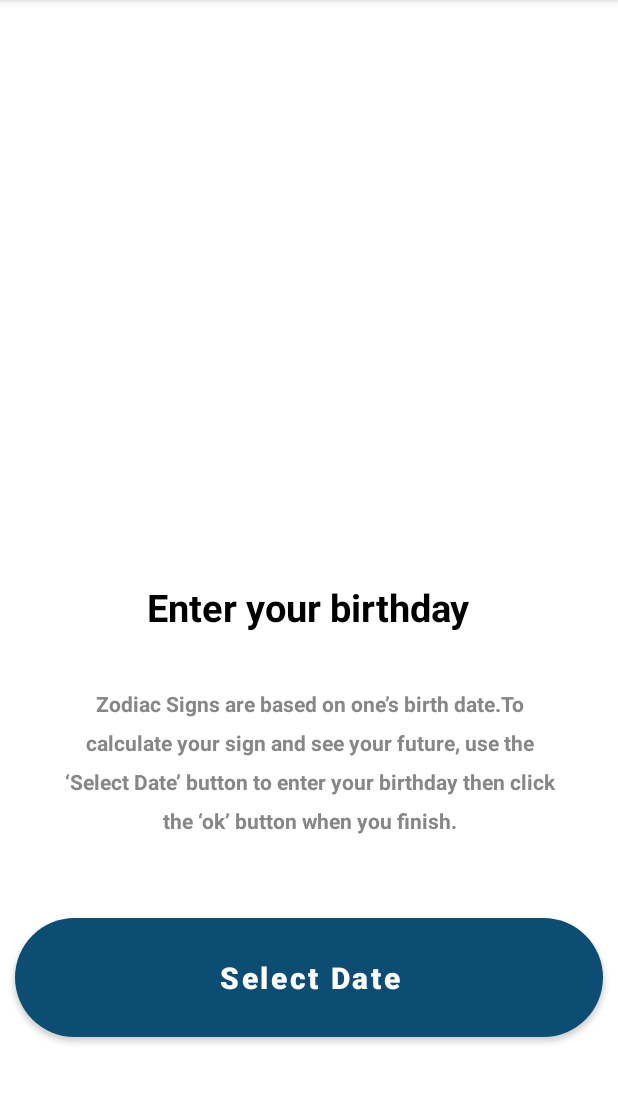
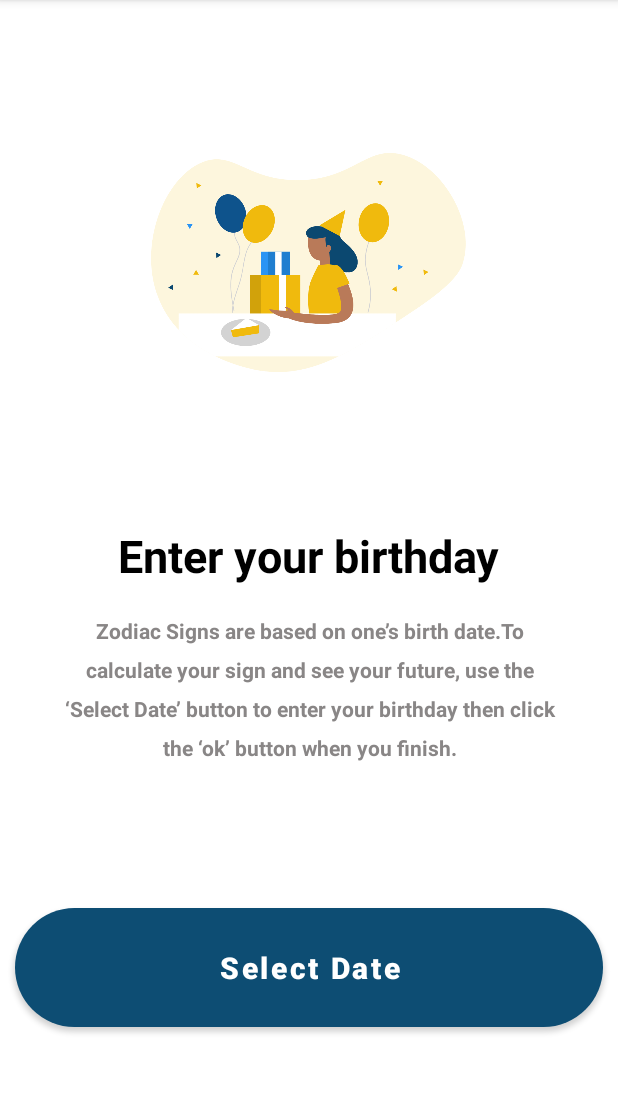
Before and after one commit to sanlb3/AstrologyApplication, an Android app: the DateActivity screen opened directly, with no data from a screen before it, on a phone screen of 412 x 824 dp, the part 84-1187 px from its top. Run offline under Robolectric (Android 15) with nearby library versions, the phone set to English and light mode, and no system bars.

Commit message:
Fixed Minor UI Bugs

```diff
--- a/app/src/main/res/layout/activity_date.xml
+++ b/app/src/main/res/layout/activity_date.xml
@@ -1,41 +1,33 @@
 <?xml version="1.0" encoding="utf-8"?>
 <androidx.constraintlayout.widget.ConstraintLayout xmlns:android="http://schemas.android.com/apk/res/android"
-    xmlns:tools="http://schemas.android.com/tools"
     android:layout_width="match_parent"
-    android:layout_height="match_parent"
-    xmlns:app="http://schemas.android.com/apk/res-auto">
+    android:layout_height="match_parent">
 
     <LinearLayout
         android:id="@+id/horoscope_calc"
+        android:layout_height="match_parent"
         android:layout_width="match_parent"
-        android:layout_height="wrap_content"
-        android:gravity="center_horizontal"
-        android:orientation="vertical"
-        app:layout_constraintTop_toTopOf="parent">
-
+        android:orientation="vertical">
 
         <ImageView
             android:id="@+id/imageBirthdayOne"
             android:layout_width="350dp"
             android:layout_height="350dp"
-            tools:src="@drawable/birthday" />
+            android:layout_gravity="center"
+            android:src="@drawable/birthday"/>
 
         <TextView
             android:id="@+id/txtEnter_birthday"
             android:layout_width="wrap_content"
             android:layout_height="wrap_content"
-            android:layout_marginStart="65dp"
-            android:layout_marginTop="37dp"
-            android:layout_marginEnd="65dp"
-            android:layout_marginBottom="37dp"
-            android:ellipsize="end"
-            android:lineSpacingExtra="1dp"
-            android:singleLine="true"
+            android:layout_gravity="center"
+            android:layout_marginStart="46dp"
+            android:layout_marginEnd="46dp"
+            android:layout_marginBottom="20dp"
             android:text="@string/msg_enter_your_birt"
             android:textColor="@color/black"
-            android:textSize="25sp"
-            android:textStyle="bold"
-            tools:text="@string/msg_enter_your_birt" />
+            android:textSize="30sp"
+            android:textStyle="bold" />
 
         <TextView
             android:id="@+id/txtCalc_description"
@@ -47,38 +39,34 @@
             android:lineSpacingExtra="10dp"
             android:text="@string/msg_zodiac_signs_ar"
             android:textColor="#898686"
-            android:textStyle="normal|bold"
-            tools:text="@string/msg_zodiac_signs_ar" />
+            android:textStyle="normal|bold"/>
 
         <TextView
             android:id="@+id/text_view_date_1"
             android:layout_width="wrap_content"
             android:layout_height="wrap_content"
-            android:padding="20dp"
-            android:textSize="10dp" />
+            android:layout_gravity="center"
+            android:padding="10dp"
+            android:textSize="20dp" />
 
         <Button
             android:id="@+id/btnSelectDate"
             android:layout_width="match_parent"
             android:layout_height="wrap_content"
             android:layout_marginStart="10dp"
-            android:layout_marginTop="1dp"
+            android:layout_marginTop="50dp"
             android:layout_marginEnd="10dp"
             android:layout_marginBottom="20dp"
             android:background="@drawable/rounded_corner"
-            android:ellipsize="end"
             android:gravity="center"
-            android:lineSpacingExtra="1dp"
             android:paddingStart="30dp"
             android:paddingTop="20dp"
             android:paddingEnd="30dp"
             android:paddingBottom="20dp"
-            android:singleLine="true"
             android:text="@string/lbl_select_date"
             android:textAllCaps="false"
             android:textSize="20sp"
-            android:textStyle="bold"
-            tools:text="@string/lbl_select_date" />
+            android:textStyle="bold"/>
     </LinearLayout>
 
 </androidx.constraintlayout.widget.ConstraintLayout>
--- a/app/src/main/res/layout/list_item_sign.xml
+++ b/app/src/main/res/layout/list_item_sign.xml
@@ -1,6 +1,5 @@
 <?xml version="1.0" encoding="utf-8"?>
-<androidx.constraintlayout.widget.ConstraintLayout
-    xmlns:android="http://schemas.android.com/apk/res/android"
+<androidx.constraintlayout.widget.ConstraintLayout xmlns:android="http://schemas.android.com/apk/res/android"
     xmlns:app="http://schemas.android.com/apk/res-auto"
     xmlns:tools="http://schemas.android.com/tools"
     android:layout_width="match_parent"
@@ -29,8 +28,8 @@
         android:layout_marginTop="16dp"
         android:gravity="center"
         android:textColor="#898686"
+        android:textSize="30dp"
         android:textStyle="bold"
-            android:textSize="30dp"
         app:layout_constraintEnd_toEndOf="parent"
         app:layout_constraintStart_toStartOf="parent"
         app:layout_constraintTop_toBottomOf="@id/sign_img"
```
Also changed, not shown: app/src/main/res/layout/horoscope_calculator.xml (+18 -35 lines). Lines whose indentation alone changed are shown as unchanged.
